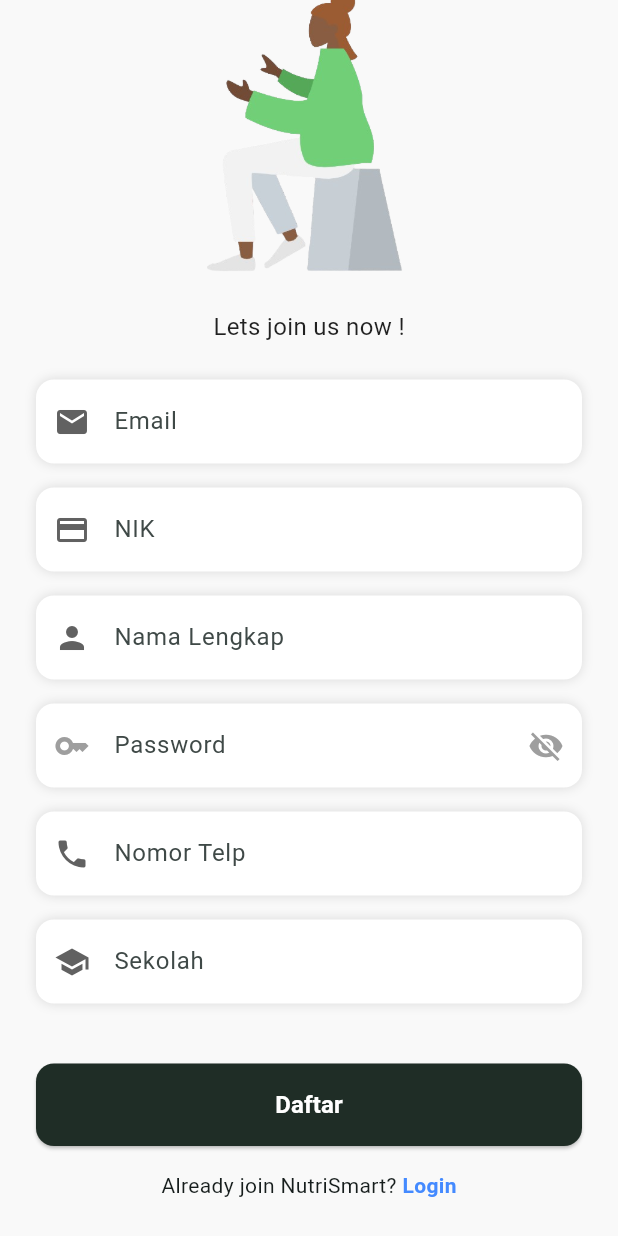
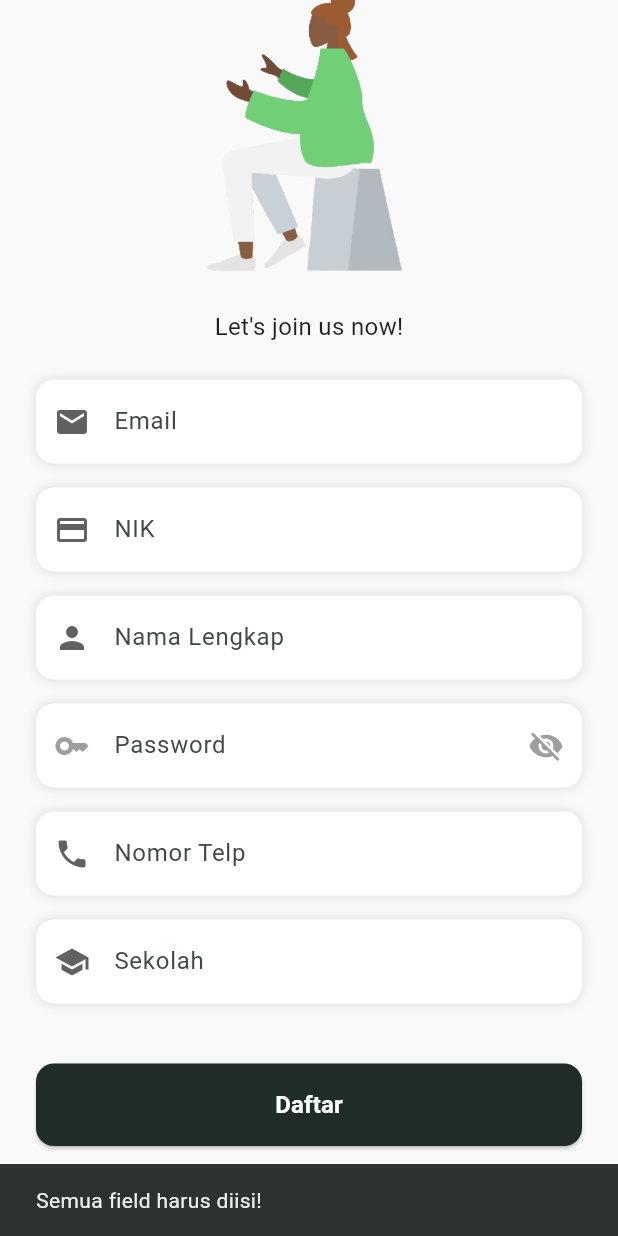
Before and after one commit to ipaddr/MPLJJ25-140-KEL-1, a Flutter app: the screen it shows after launch, scrolled down 114 dp, after a tap on "Daftar", on a phone screen of 412 x 824 dp. Run offline on Flutter 3.47's test engine with Material 3 defaults, Android fonts, the phone set to English and light mode, and no system bars; Roboto replaces fonts that are missing (Poppins).

Commit message:
Nutrismart

```diff
--- a/nutrismart-backend/package.json
+++ b/nutrismart-backend/package.json
@@ -11,6 +11,7 @@
   "description": "",
   "dependencies": {
     "bcryptjs": "^3.0.2",
+    "cors": "^2.8.5",
     "dotenv": "^16.5.0",
     "express": "^5.1.0",
     "express-validator": "^7.2.1",
--- a/nutrismart/lib/screens/register_guru.dart
+++ b/nutrismart/lib/screens/register_guru.dart
@@ -1,4 +1,6 @@
 import 'package:flutter/material.dart';
+import 'package:http/http.dart' as http;
+import 'dart:convert';
 
 class RegisterGuruPage extends StatefulWidget {
   const RegisterGuruPage({super.key});
@@ -8,12 +10,77 @@ class RegisterGuruPage extends StatefulWidget {
 }
 
 class _RegisterGuruPageState extends State<RegisterGuruPage> {
+  final TextEditingController emailController = TextEditingController();
+  final TextEditingController nikController = TextEditingController();
+  final TextEditingController namaController = TextEditingController();
+  final TextEditingController passwordController = TextEditingController();
+  final TextEditingController noTelpController = TextEditingController();
+  final TextEditingController sekolahController = TextEditingController();
+
   bool _obscurePassword = true;
+
+  Future<void> _registerGuru() async {
+    final url = Uri.parse("http://localhost:5000/auth/register");
+
+    // Validasi form kosong
+    if (emailController.text.isEmpty ||
+        nikController.text.isEmpty ||
+        namaController.text.isEmpty ||
+        passwordController.text.isEmpty ||
+        noTelpController.text.isEmpty ||
+        sekolahController.text.isEmpty) {
+      ScaffoldMessenger.of(context).showSnackBar(
+        const SnackBar(content: Text("Semua field harus diisi!")),
+      );
+      return;
+    }
+
+    // JSON payload
+    final bodyData = {
+      "email": emailController.text,
+      "nik": nikController.text,
+      "name": namaController.text,
+      "password": passwordController.text,
+      "no_telp": noTelpController.text,
+      "sekolah": sekolahController.text,
+    };
+
+    print("Mengirim data ke backend: $bodyData");
+
+    try {
+      final response = await http.post(
+        url,
+        headers: {"Content-Type": "application/json"},
+        body: jsonEncode(bodyData),
+      );
+
+      print("Status code: ${response.statusCode}");
+      print("Response body: ${response.body}");
+
+      final data = jsonDecode(response.body);
+
+      if (response.statusCode == 200 && data["status"] == "success") {
+        ScaffoldMessenger.of(context).showSnackBar(
+          const SnackBar(content: Text("Pendaftaran berhasil!")),
+        );
+        Navigator.pop(context); // Navigasi kembali ke login atau halaman sebelumnya
+      } else {
+        ScaffoldMessenger.of(context).showSnackBar(
+          SnackBar(content: Text(data["message"] ?? "Pendaftaran gagal.")),
+        );
+      }
+    } catch (e) {
+      print("Error saat register: $e");
+      ScaffoldMessenger.of(context).showSnackBar(
+        SnackBar(content: Text("Terjadi kesalahan: $e")),
+      );
+    }
+  }
 
   @override
   Widget build(BuildContext context) {
     return Scaffold(
-      backgroundColor: const Color(0xFFF9F9F9), // warna latar seperti di desain
+      backgroundColor: const Color(0xFFF9F9F9),
       body: SafeArea(
         child: SingleChildScrollView(
           padding: const EdgeInsets.all(24.0),
@@ -26,38 +93,38 @@ class _RegisterGuruPageState extends State<RegisterGuruPage> {
                   fontSize: 28,
                   fontFamily: 'Georgia',
                   fontWeight: FontWeight.bold,
-                  color: Color(0xFF2F3D35), // warna hijau tua
+                  color: Color(0xFF2F3D35),
                 ),
               ),
               const SizedBox(height: 20),
               Image.asset(
-                'assets/images/register_guru.png', // ganti sesuai path gambar Anda
+                'assets/images/register_guru.png',
                 height: 200,
               ),
               const SizedBox(height: 16),
               const Text(
-                'Lets join us now !',
+                'Let\'s join us now!',
                 style: TextStyle(fontSize: 16, color: Colors.black87),
               ),
               const SizedBox(height: 24),
 
               // Input Fields
-              _buildInputField(icon: Icons.email, hint: "Email"),
-              _buildInputField(icon: Icons.credit_card, hint: "NIK"),
-              _buildInputField(icon: Icons.person, hint: "Nama Lengkap"),
+              _buildInputField(controller: emailController, icon: Icons.email, hint: "Email"),
+              _buildInputField(controller: nikController, icon: Icons.credit_card, hint: "NIK"),
+              _buildInputField(controller: namaController, icon: Icons.person, hint: "Nama Lengkap"),
               _buildPasswordField(),
-              _buildInputField(icon: Icons.phone, hint: "Nomor Telp"),
-              _buildInputField(icon: Icons.school, hint: "Sekolah"),
+              _buildInputField(controller: noTelpController, icon: Icons.phone, hint: "Nomor Telp"),
+              _buildInputField(controller: sekolahController, icon: Icons.school, hint: "Sekolah"),
 
               const SizedBox(height: 24),
+
+              // Tombol DAFTAR
               SizedBox(
                 width: double.infinity,
                 child: ElevatedButton(
-                  onPressed: () {
-                    // logika daftar
-                  },
+                  onPressed: _registerGuru,
                   style: ElevatedButton.styleFrom(
-                    backgroundColor: const Color(0xFF1F2D26), // warna gelap
+                    backgroundColor: const Color(0xFF1F2D26),
                     shape: RoundedRectangleBorder(
                       borderRadius: BorderRadius.circular(12),
                     ),
@@ -73,11 +140,12 @@ class _RegisterGuruPageState extends State<RegisterGuruPage> {
                   ),
                 ),
               ),
+
               const SizedBox(height: 16),
               Row(
                 mainAxisAlignment: MainAxisAlignment.center,
                 children: const [
-                  Text("Already join NutriSmart? "),
+                  Text("Sudah punya akun? "),
                   Text(
                     "Login",
                     style: TextStyle(
@@ -94,7 +162,11 @@ class _RegisterGuruPageState extends State<RegisterGuruPage> {
     );
   }
 
-  Widget _buildInputField({required IconData icon, required String hint}) {
+  Widget _buildInputField({
+    required TextEditingController controller,
+    required IconData icon,
+    required String hint,
+  }) {
     return Container(
       margin: const EdgeInsets.only(bottom: 16),
       decoration: BoxDecoration(
@@ -103,6 +175,7 @@ class _RegisterGuruPageState extends State<RegisterGuruPage> {
         boxShadow: const [BoxShadow(blurRadius: 6, color: Colors.black12)],
       ),
       child: TextField(
+        controller: controller,
         decoration: InputDecoration(
           hintText: hint,
           prefixIcon: Icon(icon, color: Colors.grey[700]),
@@ -122,6 +195,7 @@ class _RegisterGuruPageState extends State<RegisterGuruPage> {
         boxShadow: const [BoxShadow(blurRadius: 6, color: Colors.black12)],
       ),
       child: TextField(
+        controller: passwordController,
         obscureText: _obscurePassword,
         decoration: InputDecoration(
           hintText: "Password",
```
Also changed, not shown: nutrismart/lib/screens/dashboard_guru.dart (added, +253 -0 lines), nutrismart/lib/screens/login_guru.dart (+15 -13 lines), nutrismart-backend/package-lock.json, 1 other file.
